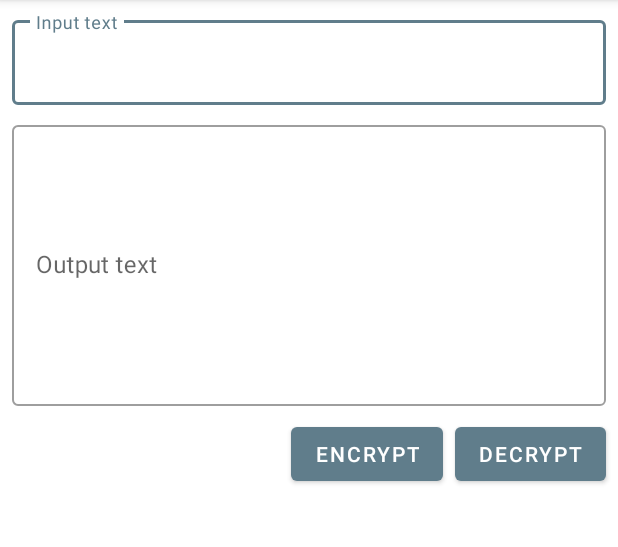
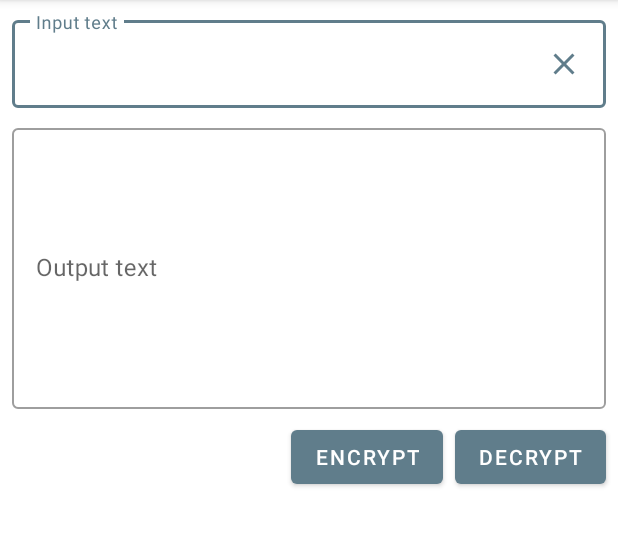
Before and after one commit to DiegoLovera/CriptoMessage, an Android app: the screen it shows after launch (MainActivity), on a phone screen of 412 x 824 dp, the part 84-631 px from its top. Run offline under Robolectric (Android 15) with nearby library versions, the phone set to English and light mode, and no system bars.

Commit message:
Clear text button added

```diff
--- a/app/src/main/java/com/lovera/diego/criptomessage/MainActivity.java
+++ b/app/src/main/java/com/lovera/diego/criptomessage/MainActivity.java
@@ -1,5 +1,6 @@
 package com.lovera.diego.criptomessage;
 
+import android.app.Activity;
 import android.content.ClipData;
 import android.content.ClipboardManager;
 import android.content.Context;
@@ -7,25 +8,26 @@ import android.content.SharedPreferences;
 import android.os.Bundle;
 import android.view.Menu;
 import android.view.MenuItem;
+import android.view.MotionEvent;
 import android.view.View;
+import android.view.inputmethod.InputMethodManager;
 import android.widget.Button;
-import android.widget.EditText;
 import android.widget.Toast;
 
 import com.diegolovera.simplecypher.Exceptions.EmptyPasswordException;
 import com.diegolovera.simplecypher.Exceptions.InvalidLetterException;
 import com.diegolovera.simplecypher.SimpleCypher;
 import com.google.android.material.snackbar.Snackbar;
-import com.google.android.material.textfield.TextInputLayout;
+import com.google.android.material.textfield.TextInputEditText;
+
+import java.util.Objects;
 
 import androidx.appcompat.app.AppCompatActivity;
 import androidx.appcompat.widget.Toolbar;
 
 public class MainActivity extends AppCompatActivity implements DialogCallback {
-    private EditText mInputText;
-    private EditText mOutputText;
-    private Button mButtonEncrypt;
-    private Button mButtonDecrypt;
+    private TextInputEditText mInputText;
+    private TextInputEditText mOutputText;
     private SimpleCypher mCypher;
     private SharedPreferences mPreferences;
     private static final String PASSWORD_KEY = "PASSWORD";
@@ -47,8 +49,7 @@ public class MainActivity extends AppCompatActivity implements DialogCallback {
             mCypher = new SimpleCypher.SimpleCypherBuilder(password).build();
         }
 
-        mButtonEncrypt.setOnClickListener(v -> encrypt());
-        mButtonDecrypt.setOnClickListener(v -> decrypt());
+
     }
 
     @Override
@@ -99,13 +100,30 @@ public class MainActivity extends AppCompatActivity implements DialogCallback {
     private void setViews() {
         Toolbar toolbar = findViewById(R.id.toolbar);
         setSupportActionBar(toolbar);
-        mButtonEncrypt = findViewById(R.id.button_encrypt);
-        mButtonDecrypt = findViewById(R.id.button_decrypt);
+        Button mButtonEncrypt = findViewById(R.id.button_encrypt);
+        Button mButtonDecrypt = findViewById(R.id.button_decrypt);
+        mButtonDecrypt.setOnClickListener(v -> decrypt());
+        mButtonEncrypt.setOnClickListener(v -> encrypt());
+
         mInputText = findViewById(R.id.input_text);
+
+        mInputText.setOnTouchListener((view, event) -> {
+            final int DRAWABLE_RIGHT = 2;
+
+            if (event.getAction() == MotionEvent.ACTION_UP) {
+                if (event.getRawX() >= (mInputText.getRight()
+                        - mInputText.getCompoundDrawables()[DRAWABLE_RIGHT].getBounds().width())) {
+                    mInputText.setText("");
+                    return false;
+                }
+            }
+            return false;
+        });
+
         mOutputText = findViewById(R.id.output_text);
         mOutputText.setFocusable(false);
         mOutputText.setOnClickListener(v -> {
-            if (!mOutputText.getText().toString().isEmpty()) {
+            if (!Objects.requireNonNull(mOutputText.getText()).toString().isEmpty()) {
                 ClipboardManager clipboard = (ClipboardManager) getSystemService(Context.CLIPBOARD_SERVICE);
                 ClipData clip = ClipData.newPlainText("Encrypted text", mOutputText.getText().toString());
                 if (clipboard != null) {
@@ -129,6 +147,7 @@ public class MainActivity extends AppCompatActivity implements DialogCallback {
                         Toast.LENGTH_SHORT).show();
             } else {
                 try {
+                    hideKeyboard();
                     mOutputText.setText(mCypher.encrypt(mInputText.getText().toString()));
                 } catch (InvalidLetterException e) {
                     Toast.makeText(getApplicationContext(),
@@ -151,6 +170,7 @@ public class MainActivity extends AppCompatActivity implements DialogCallback {
                 Toast.makeText(getApplicationContext(), R.string.toast_no_password, Toast.LENGTH_SHORT).show();
             } else {
                 try {
+                    hideKeyboard();
                     mOutputText.setText(mCypher.decrypt(mInputText.getText().toString()));
                 } catch (InvalidLetterException e) {
                     Toast.makeText(getApplicationContext(),
@@ -164,4 +184,17 @@ public class MainActivity extends AppCompatActivity implements DialogCallback {
             }
         }
     }
+
+    private void hideKeyboard() {
+        InputMethodManager imm = (InputMethodManager) this.getSystemService(Activity.INPUT_METHOD_SERVICE);
+        //Find the currently focused view, so we can grab the correct window token from it.
+        View view = this.getCurrentFocus();
+        //If no view currently has focus, create a new one, just so we can grab a window token from it
+        if (view == null) {
+            view = new View(this);
+        }
+        if (imm != null) {
+            imm.hideSoftInputFromWindow(view.getWindowToken(), 0);
+        }
+    }
 }
--- /dev/null
+++ b/app/src/main/res/drawable/ic_close_black_24dp.xml
@@ -0,0 +1,9 @@
+<vector xmlns:android="http://schemas.android.com/apk/res/android"
+        android:width="24dp"
+        android:height="24dp"
+        android:viewportWidth="24.0"
+        android:viewportHeight="24.0">
+    <path
+        android:fillColor="#607d8b"
+        android:pathData="M19,6.41L17.59,5 12,10.59 6.41,5 5,6.41 10.59,12 5,17.59 6.41,19 12,13.41 17.59,19 19,17.59 13.41,12z"/>
+</vector>
--- a/app/src/main/res/drawable/ic_lock_white_24dp.xml
+++ b/app/src/main/res/drawable/ic_lock_white_24dp.xml
@@ -1,5 +1,5 @@
-<vector android:height="24dp" android:tint="#FFFFFF"
+<vector android:height="24dp"
     android:viewportHeight="24.0" android:viewportWidth="24.0"
     android:width="24dp" xmlns:android="http://schemas.android.com/apk/res/android">
-    <path android:fillColor="#FF000000" android:pathData="M18,8h-1L17,6c0,-2.76 -2.24,-5 -5,-5S7,3.24 7,6v2L6,8c-1.1,0 -2,0.9 -2,2v10c0,1.1 0.9,2 2,2h12c1.1,0 2,-0.9 2,-2L20,10c0,-1.1 -0.9,-2 -2,-2zM12,17c-1.1,0 -2,-0.9 -2,-2s0.9,-2 2,-2 2,0.9 2,2 -0.9,2 -2,2zM15.1,8L8.9,8L8.9,6c0,-1.71 1.39,-3.1 3.1,-3.1 1.71,0 3.1,1.39 3.1,3.1v2z"/>
+    <path android:fillColor="#FFFFFF" android:pathData="M18,8h-1L17,6c0,-2.76 -2.24,-5 -5,-5S7,3.24 7,6v2L6,8c-1.1,0 -2,0.9 -2,2v10c0,1.1 0.9,2 2,2h12c1.1,0 2,-0.9 2,-2L20,10c0,-1.1 -0.9,-2 -2,-2zM12,17c-1.1,0 -2,-0.9 -2,-2s0.9,-2 2,-2 2,0.9 2,2 -0.9,2 -2,2zM15.1,8L8.9,8L8.9,6c0,-1.71 1.39,-3.1 3.1,-3.1 1.71,0 3.1,1.39 3.1,3.1v2z"/>
 </vector>
--- a/app/src/main/res/layout/content_main.xml
+++ b/app/src/main/res/layout/content_main.xml
@@ -25,6 +25,7 @@
             android:id="@+id/input_text"
             android:layout_width="match_parent"
             android:layout_height="wrap_content"
+            android:drawableEnd="@drawable/ic_close_black_24dp"
             android:hint="Input text" />
     </com.google.android.material.textfield.TextInputLayout>
 
--- a/app/src/main/res/layout/dialog_password.xml
+++ b/app/src/main/res/layout/dialog_password.xml
@@ -26,6 +26,7 @@ android:layout_height="wrap_content">
         android:layout_marginStart="16dp"
         android:layout_marginTop="24dp"
         android:layout_marginEnd="16dp"
+        app:passwordToggleEnabled="true"
         app:helperText="The password must be at leat 3 letters long"
         app:helperTextEnabled="true"
         app:layout_constraintEnd_toEndOf="parent"
```
